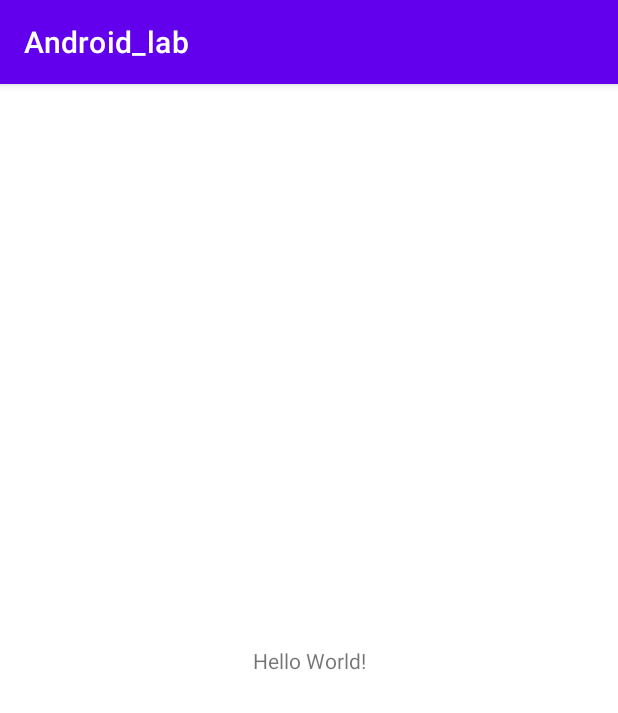
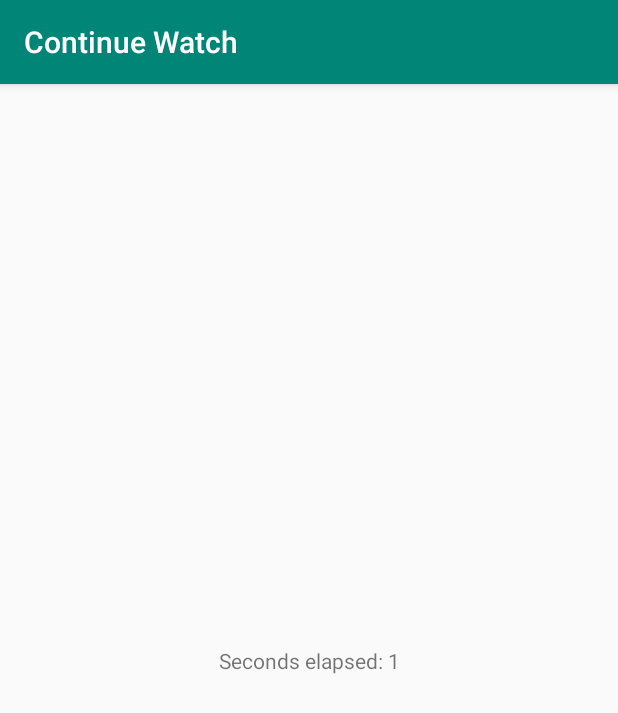
Before and after one commit to Ralex2105/Android_lab, an Android app: the screen it shows after launch (MainActivity), on a phone screen of 412 x 824 dp. Shown: the top 713 px of the screen. Run offline under Robolectric (Android 15) with nearby library versions, the phone set to English and light mode, and no system bars.

Commit message:
lab_2 part2

```diff
--- a/app/src/main/AndroidManifest.xml
+++ b/app/src/main/AndroidManifest.xml
@@ -8,8 +8,9 @@
         android:label="@string/app_name"
         android:roundIcon="@mipmap/ic_launcher_round"
         android:supportsRtl="true"
-        android:theme="@style/Theme.Android_lab">
-        <activity android:name=".MainActivity">
+        android:theme="@style/AppTheme">
+        <activity android:name=".MainActivity"
+            android:exported="true">
             <intent-filter>
                 <action android:name="android.intent.action.MAIN" />
 
--- a/app/src/main/java/com/github/ralex2105/android_lab/MainActivity.kt
+++ b/app/src/main/java/com/github/ralex2105/android_lab/MainActivity.kt
@@ -1,39 +1,56 @@
 package com.github.ralex2105.android_lab
 
+import android.os.Bundle
+import android.widget.TextView
 import androidx.appcompat.app.AppCompatActivity
-import android.os.Bundle
-import android.util.Log
 
 class MainActivity : AppCompatActivity() {
+    var secondsElapsed: Int = 0
+    lateinit var textSecondsElapsed: TextView
+
+    companion object {
+        const val SEC = "sec"
+    }
+
+    var backgroundThread = Thread {
+        while (true) {
+            Thread.sleep(1000)
+            textSecondsElapsed.post {
+                textSecondsElapsed.text = "Seconds elapsed: " + secondsElapsed++
+            }
+        }
+    }
 
     override fun onCreate(savedInstanceState: Bundle?) {
         super.onCreate(savedInstanceState)
         setContentView(R.layout.activity_main)
-        Log.d("Activity_lifecycle", "Crate activity")
+        textSecondsElapsed = findViewById(R.id.textSecondsElapsed)
+        backgroundThread.start()
     }
 
-    override fun onStart() {
-        super.onStart()
-        Log.d("Activity_lifecycle", "Start activity")
+    override fun onSaveInstanceState(outState: Bundle) {
+        outState.putInt(SEC, secondsElapsed)
+        super.onSaveInstanceState(outState)
+    }
+    override fun onRestoreInstanceState(savedInstanceState: Bundle) {
+        secondsElapsed = savedInstanceState.getInt(SEC)
+        super.onRestoreInstanceState(savedInstanceState)
     }
 
+    /*
     override fun onResume() {
+        val shared = this.getPreferences(Context.MODE_PRIVATE)
+        secondsElapsed = shared.getInt(SEC, 0)
         super.onResume()
-        Log.d("Activity_lifecycle", "Resume activity")
     }
 
     override fun onPause() {
+        val shared = this.getPreferences(Context.MODE_PRIVATE)
+        with(shared.edit()) {
+            putInt(SEC, secondsElapsed)
+            apply()
+        }
         super.onPause()
-        Log.d("Activity_lifecycle", "Paused activity")
     }
-
-    override fun onStop() {
-        super.onStop()
-        Log.d("Activity_lifecycle", "Stop activity")
-    }
-
-    override fun onDestroy() {
-        super.onDestroy()
-        Log.d("Activity_lifecycle", "Destroy activity")
-    }
+     */
 }
--- /dev/null
+++ b/app/src/main/res/layout-land/activity_main.xml
@@ -0,0 +1,15 @@
+<?xml version="1.0" encoding="utf-8"?>
+<androidx.constraintlayout.widget.ConstraintLayout
+    xmlns:android="http://schemas.android.com/apk/res/android"
+    xmlns:tools="http://schemas.android.com/tools"
+    android:layout_width="match_parent"
+    android:layout_height="match_parent">
+
+    <TextView
+        android:id="@+id/textSecondsElapsed"
+        android:layout_width="wrap_content"
+        android:layout_height="wrap_content"
+        android:text="TextView"
+        tools:layout_editor_absoluteX="332dp"
+        tools:layout_editor_absoluteY="196dp" />
+</androidx.constraintlayout.widget.ConstraintLayout>
--- a/app/src/main/res/layout/activity_main.xml
+++ b/app/src/main/res/layout/activity_main.xml
@@ -7,6 +7,7 @@
     tools:context=".MainActivity">
 
     <TextView
+        android:id="@+id/textSecondsElapsed"
         android:layout_width="wrap_content"
         android:layout_height="wrap_content"
         android:text="Hello World!"
--- a/app/src/main/res/values/colors.xml
+++ b/app/src/main/res/values/colors.xml
@@ -1,10 +1,6 @@
 <?xml version="1.0" encoding="utf-8"?>
 <resources>
-    <color name="purple_200">#FFBB86FC</color>
-    <color name="purple_500">#FF6200EE</color>
-    <color name="purple_700">#FF3700B3</color>
-    <color name="teal_200">#FF03DAC5</color>
-    <color name="teal_700">#FF018786</color>
-    <color name="black">#FF000000</color>
-    <color name="white">#FFFFFFFF</color>
+    <color name="colorPrimary">#008577</color>
+    <color name="colorPrimaryDark">#00574B</color>
+    <color name="colorAccent">#D81B60</color>
 </resources>
--- a/app/src/main/res/values/strings.xml
+++ b/app/src/main/res/values/strings.xml
@@ -1,3 +1,3 @@
 <resources>
-    <string name="app_name">Android_lab</string>
+    <string name="app_name">Continue Watch</string>
 </resources>
--- /dev/null
+++ b/app/src/main/res/values/styles.xml
@@ -0,0 +1,11 @@
+<resources>
+
+    <!-- Base application theme. -->
+    <style name="AppTheme" parent="Theme.AppCompat.Light.DarkActionBar">
+        <!-- Customize your theme here. -->
+        <item name="colorPrimary">@color/colorPrimary</item>
+        <item name="colorPrimaryDark">@color/colorPrimaryDark</item>
+        <item name="colorAccent">@color/colorAccent</item>
+    </style>
+
+</resources>
```
